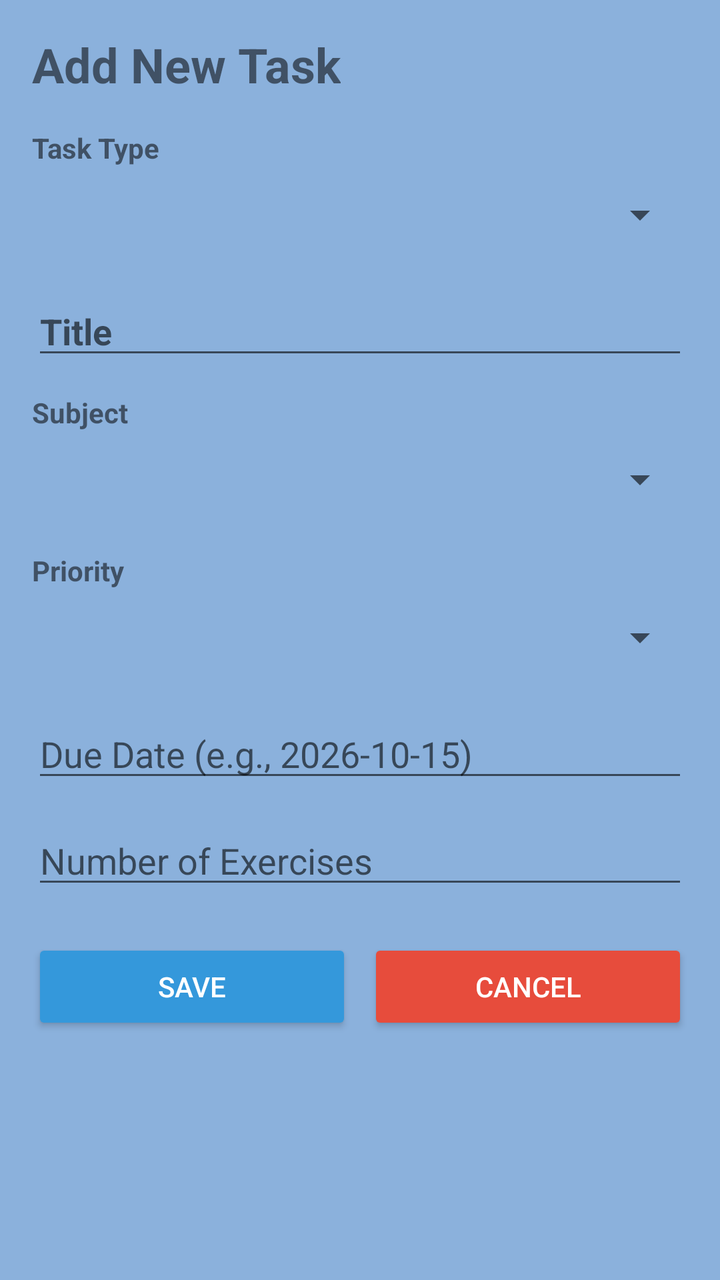
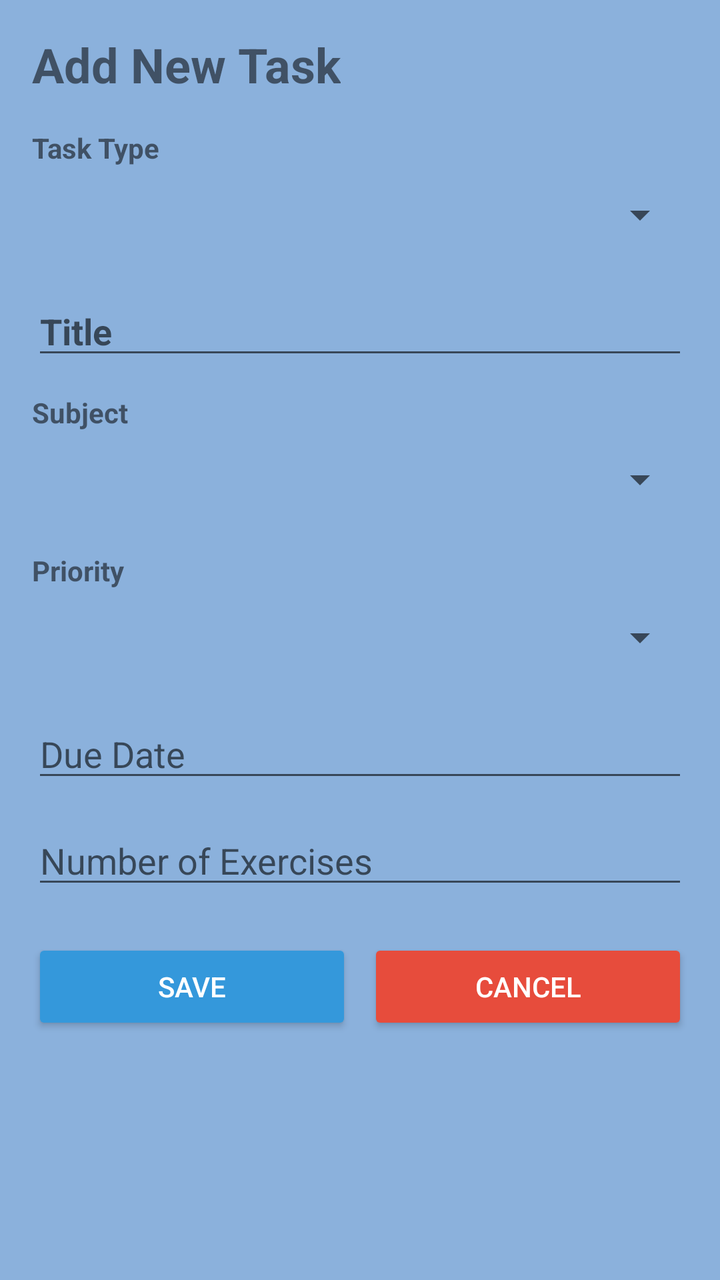

Two renders of the same Android screen: before a commit and after it. Below are the layout's source before the change and the commit's diff.
<!-- AndroidManifest.xml: application theme Theme.AppCompat.Light.NoActionBar -->
<!-- res/layout/activity_third.xml -->
<?xml version="1.0" encoding="utf-8"?>
<LinearLayout xmlns:android="http://schemas.android.com/apk/res/android"
    android:layout_width="match_parent"
    android:layout_height="match_parent"
    android:orientation="vertical"
    android:padding="16dp"
    android:background="#8BB1DC"
    android:fitsSystemWindows="true">

    <TextView
        android:layout_width="wrap_content"
        android:layout_height="wrap_content"
        android:text="Add New Task"
        android:textSize="24sp"
        android:textStyle="bold"
        android:layout_marginBottom="16dp" />

    
    <TextView
        android:layout_width="wrap_content"
        android:layout_height="wrap_content"
        android:text="Task Type"
        android:textStyle="bold" />
    <Spinner
        android:id="@+id/spType"
        android:layout_width="match_parent"
        android:layout_height="wrap_content"
        android:minHeight="48dp"
        android:layout_marginBottom="12dp" />

    
    <EditText
        android:id="@+id/etTitle"
        android:layout_width="match_parent"
        android:layout_height="wrap_content"
        android:hint="Title"
        android:textStyle="bold"
        android:textColor="#000000"
        android:layout_marginBottom="12dp" />

    
    <TextView
        android:layout_width="wrap_content"
        android:layout_height="wrap_content"
        android:text="Subject"
        android:textStyle="bold" />
    <Spinner
        android:id="@+id/spSubject"
        android:layout_width="match_parent"
        android:layout_height="wrap_content"
        android:minHeight="48dp"
        android:layout_marginBottom="12dp" />

    
    <TextView
        android:layout_width="wrap_content"
        android:layout_height="wrap_content"
        android:text="Priority"
        android:textStyle="bold" />
    <Spinner
        android:id="@+id/spPriority"
        android:layout_width="match_parent"
        android:layout_height="wrap_content"
        android:minHeight="48dp"
        android:layout_marginBottom="12dp" />

    
    <EditText
        android:id="@+id/etDueDate"
        android:layout_width="match_parent"
        android:layout_height="wrap_content"
        android:hint="Due Date (e.g., 2026-10-15)"
        android:textColor="#000000"
        android:layout_marginBottom="12dp" />

    
    <EditText
        android:id="@+id/etAmount"
        android:layout_width="match_parent"
        android:layout_height="wrap_content"
        android:hint="Number of Exercises"
        android:inputType="number"
        android:textColor="#000000"
        android:layout_marginBottom="20dp" />

    
    <LinearLayout
        android:layout_width="match_parent"
        android:layout_height="wrap_content"
        android:orientation="horizontal">

        <Button
            android:id="@+id/btnSave"
            android:layout_width="0dp"
            android:layout_height="wrap_content"
            android:layout_weight="1"
            android:layout_marginEnd="4dp"
            android:text="Save"
            android:backgroundTint="#3498DB"
            android:textColor="#FFFFFF" />

        <Button
            android:id="@+id/btnCancel"
            android:layout_width="0dp"
            android:layout_height="wrap_content"
            android:layout_weight="1"
            android:layout_marginStart="4dp"
            android:text="Cancel"
            android:backgroundTint="#E74C3C"
            android:textColor="#FFFFFF" />
    </LinearLayout>

</LinearLayout>
<!-- resources referenced by this layout -->
<resources>

</resources>

<!-- the commit's change to res/layout/activity_third.xml (unified diff, before → after) -->
@@ -69,7 +69,7 @@
         android:id="@+id/etDueDate"
         android:layout_width="match_parent"
         android:layout_height="wrap_content"
-        android:hint="Due Date (e.g., 2026-10-15)"
+        android:hint="Due Date"
         android:textColor="#000000"
         android:layout_marginBottom="12dp" />
 
